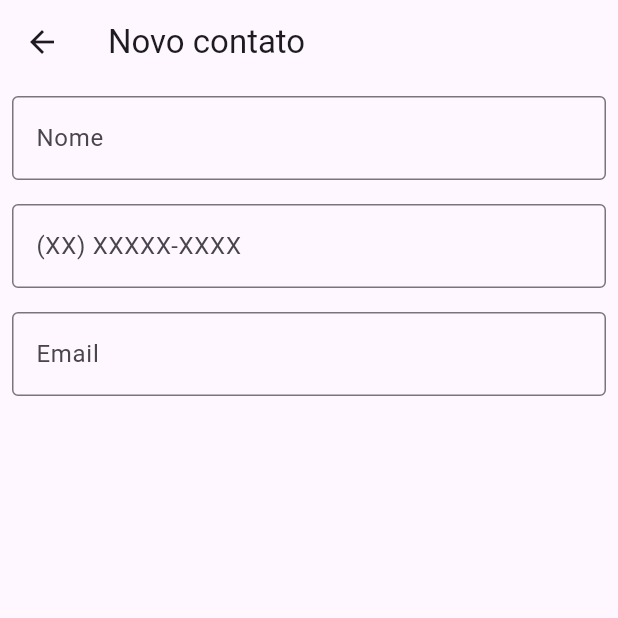
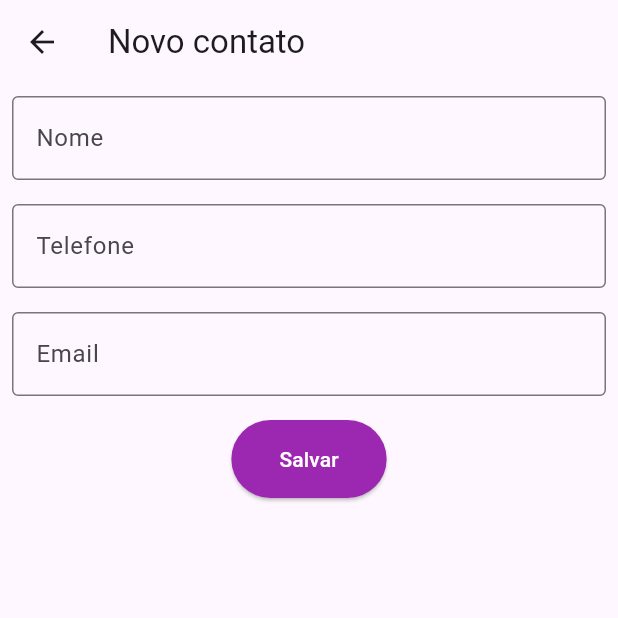
Before and after one commit to IGuilherme6/AgendaFlutter, a Flutter app: the screen it shows after launch, after a tap on "Novo contato", on a phone screen of 412 x 824 dp, the top half of it. Run offline on Flutter 3.47's test engine with Material 3 defaults, Android fonts, the phone set to English and light mode, and no system bars; missing offline and left inert: dart:ffi.

Commit message:
telas(incompleto), salvamento dos dados, inicio do envio des datos para lista

```diff
--- a/lib/cadastro.dart
+++ b/lib/cadastro.dart
@@ -1,37 +1,65 @@
-
-
+import 'package:atividadep1/contatos.dart';
+import 'package:atividadep1/tela.dart';
 import 'package:flutter/material.dart';
 
-class Cadastro extends StatelessWidget{
+class Cadastro extends StatelessWidget {
+
+  final TextEditingController controleNome = new TextEditingController();
+  final TextEditingController controleTelefone = new TextEditingController();
+  final TextEditingController controleEmail = new TextEditingController();
+
   @override
   Widget build(BuildContext context) {
     return Scaffold(
-      appBar: AppBar(
-        title: Text("Novo contato")
-      ),
+      appBar: AppBar(title: Text("Novo contato")),
       body: Column(
         children: [
           Padding(
             padding: const EdgeInsets.all(8.0),
-            child: const TextField(decoration: InputDecoration(
-              label: Text("Nome"), border: OutlineInputBorder()
-            ),),
+            child: TextField(
+              decoration: InputDecoration(
+                  label: Text("Nome"),
+                  border: OutlineInputBorder()),
+                  controller: controleNome,
+            ),
           ),
           Padding(
             padding: const EdgeInsets.all(8.0),
-            child: const TextField(decoration: InputDecoration(
-              label: Text("(XX) XXXXX-XXXX"), border: OutlineInputBorder()
-            ),),
+            child:  TextField(
+              decoration: InputDecoration(
+                  label: Text("Telefone"),
+                  border: OutlineInputBorder()),
+                  controller: controleTelefone,
+            ),
           ),
           Padding(
             padding: const EdgeInsets.all(8.0),
-            child: TextField(decoration: InputDecoration(
-              label: Text("Email"), border: OutlineInputBorder()
-            ),),
+            child: TextField(
+              decoration: InputDecoration(
+                  label: Text("Email"),
+                  border: OutlineInputBorder()),
+              controller: controleEmail,
+            ),
           ),
-          Row(
-              children: [
-              ],
+          Padding(
+            padding: const EdgeInsets.all(8.0),
+            child: ElevatedButton(
+                onPressed: () {
+                  Contatos novoContato = Contatos(
+                      nome: controleNome.text,
+                      email: controleEmail.text,
+                      telefone: controleTelefone.text);
+                  Navigator.push(context,
+                    MaterialPageRoute(builder: (context) => Tela())
+                  );
+                },
+                style: ElevatedButton.styleFrom(
+                    foregroundColor: Colors.white,
+                    backgroundColor: Colors.purple,
+                    padding: EdgeInsets.symmetric(horizontal: 32, vertical: 16),
+                    shape: RoundedRectangleBorder(
+                        borderRadius: BorderRadius.circular(30))),
+                child: Text("Salvar")),
           )
         ],
       ),
--- a/lib/contatos.dart
+++ b/lib/contatos.dart
@@ -4,9 +4,9 @@ import 'dart:ffi';
 
 class Contatos {
 
-  late String nome;
-  late String telefone;
-  late String email;
+  final String nome;
+  final String telefone;
+  final String email;
 
   Contatos({required this.nome,required this.email,required this.telefone});
 
--- a/lib/main.dart
+++ b/lib/main.dart
@@ -9,7 +9,8 @@ void main() {
 class MyApp extends StatelessWidget {
   @override
   Widget build(BuildContext context) {
-    return MaterialApp(home: Tela(),);
+    return MaterialApp(
+      home: Tela(),
+    );
   }
-
 }
--- a/lib/tela.dart
+++ b/lib/tela.dart
@@ -15,9 +15,9 @@ class Tela extends StatelessWidget {
               Navigator.push(context, MaterialPageRoute(builder: (context) => Cadastro()));            },
             style: ElevatedButton.styleFrom(
               foregroundColor: Colors.white,
-              backgroundColor: Colors.purple, // Cor do texto
+              backgroundColor: Colors.purple,
               padding: EdgeInsets.symmetric(
-                  horizontal: 32, vertical: 16), // Padding interno
+                  horizontal: 32, vertical: 16),
               shape: RoundedRectangleBorder(
                 borderRadius: BorderRadius.circular(30), // Borda arredondada
               ),
```
